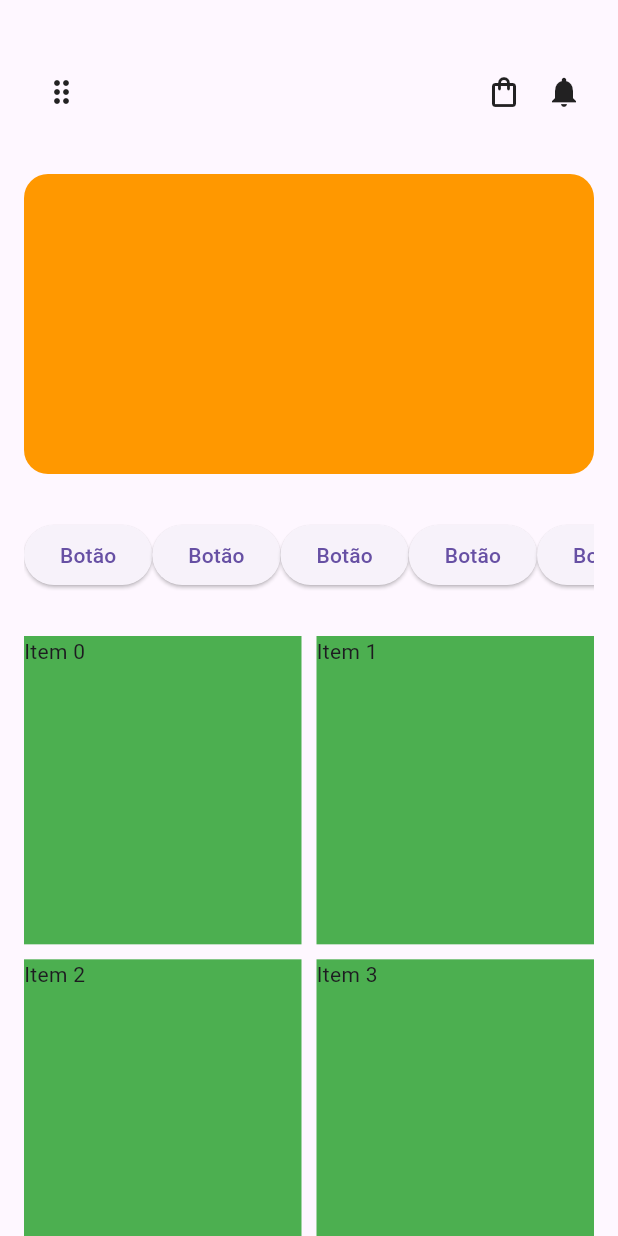
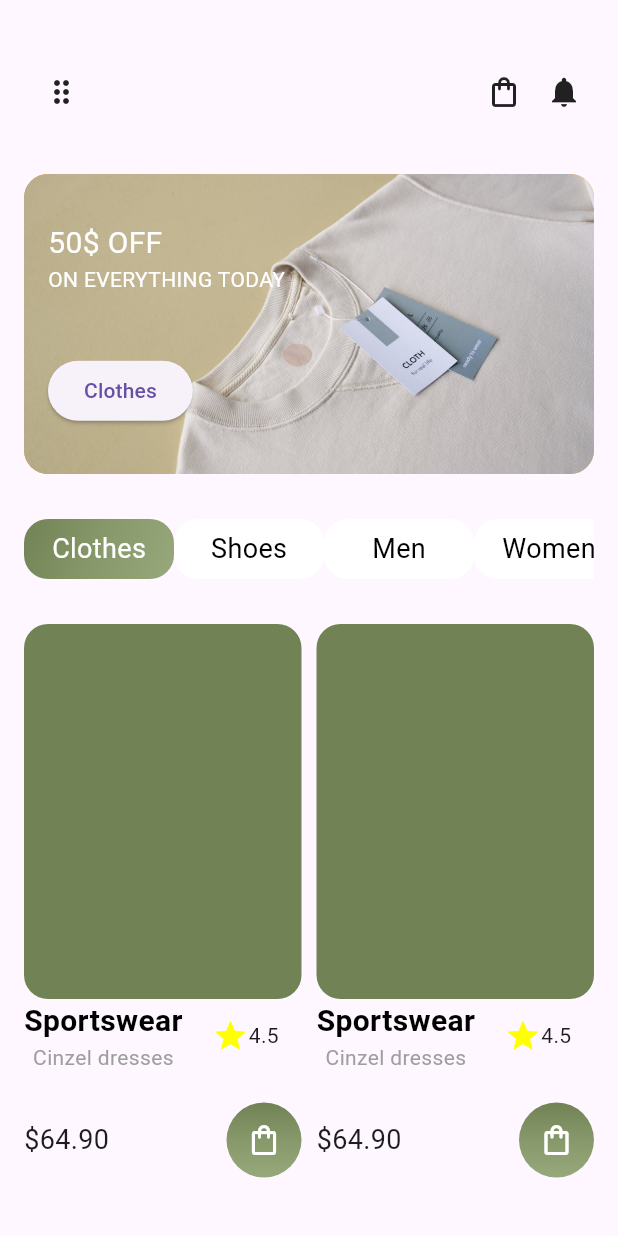
Before and after one commit to AndreyLucasPail/flutter_store_app, a Flutter app: the HomeScreen screen opened directly, on a phone screen of 412 x 824 dp. Run offline on Flutter 3.47's test engine with Material 3 defaults, Android fonts, the phone set to English and light mode, and no system bars; our stand-ins replace auto_size_text.

```diff
--- a/lib/home/home_mixin.dart
+++ b/lib/home/home_mixin.dart
@@ -1,6 +1,24 @@
 import 'package:flutter/material.dart';
+import 'package:flutter_store_app/utils/colors.dart';
 
 mixin HomeMixin<T extends StatefulWidget> on State<T> {
   late double mediaHeight = MediaQuery.of(context).size.height;
   late double mediaWidth = MediaQuery.of(context).size.width;
+  String activeButton = "Clothes";
+
+  List<Color> colorChange(String text) {
+    if (activeButton == text) {
+      return [
+        CustomColors.limedAsh,
+        CustomColors.greyGreen,
+        CustomColors.sage,
+      ];
+    } else {
+      return [
+        CustomColors.white,
+        CustomColors.white,
+        CustomColors.white,
+      ];
+    }
+  }
 }
--- a/lib/home/home_screen.dart
+++ b/lib/home/home_screen.dart
@@ -4,6 +4,8 @@ import 'package:flutter_store_app/utils/colors.dart';
 
 class HomeScreen extends StatefulWidget {
   const HomeScreen({super.key});
+
+  static const tag = "/home";
 
   @override
   State<HomeScreen> createState() => _HomeScreenState();
@@ -45,7 +47,7 @@ class _HomeScreenState extends State<HomeScreen> with HomeMixin {
       children: [
         InkWell(
           onTap: () {},
-          child: Container(
+          child: const SizedBox(
             height: 30,
             width: 40,
             child: Icon(Icons.drag_indicator_sharp),
@@ -54,7 +56,7 @@ class _HomeScreenState extends State<HomeScreen> with HomeMixin {
         const SizedBox(width: 255),
         InkWell(
           onTap: () {},
-          child: Container(
+          child: const SizedBox(
             height: 30,
             width: 40,
             child: Icon(Icons.shopping_bag_outlined),
@@ -62,7 +64,7 @@ class _HomeScreenState extends State<HomeScreen> with HomeMixin {
         ),
         InkWell(
           onTap: () {},
-          child: Container(
+          child: const SizedBox(
             height: 30,
             width: 40,
             child: Icon(Icons.notifications),
@@ -74,11 +76,42 @@ class _HomeScreenState extends State<HomeScreen> with HomeMixin {
 
   Widget discountCard() {
     return Container(
+      padding: const EdgeInsets.all(16.0),
       height: 200,
       width: mediaWidth,
       decoration: BoxDecoration(
         color: CustomColors.orange,
         borderRadius: BorderRadius.circular(16.0),
+        image: const DecorationImage(
+          image: AssetImage("assets/ads.jpeg"),
+          fit: BoxFit.fitWidth,
+        ),
+      ),
+      child: Column(
+        crossAxisAlignment: CrossAxisAlignment.start,
+        mainAxisAlignment: MainAxisAlignment.center,
+        children: [
+          const Text(
+            "50\$ OFF",
+            style: TextStyle(
+              fontSize: 20,
+              color: CustomColors.white,
+            ),
+          ),
+          const Text(
+            "ON EVERYTHING TODAY",
+            style: TextStyle(
+              color: CustomColors.white,
+            ),
+          ),
+          const SizedBox(height: 40),
+          SizedBox(
+            child: ElevatedButton(
+              onPressed: () {},
+              child: const Text("Clothes"),
+            ),
+          ),
+        ],
       ),
     );
   }
@@ -88,39 +121,45 @@ class _HomeScreenState extends State<HomeScreen> with HomeMixin {
       scrollDirection: Axis.horizontal,
       child: Row(
         children: [
-          ElevatedButton(
-            onPressed: () {},
-            child: const Text("Botão"),
+          buildButton("Clothes"),
+          buildButton("Shoes"),
+          buildButton("Men"),
+          buildButton("Women"),
+          buildButton("Kids"),
+        ],
+      ),
+    );
+  }
+
+  Widget buildButton(String text) {
+    return InkWell(
+      onTap: () {
+        setState(() {
+          activeButton = text;
+        });
+      },
+      child: Container(
+        height: 40,
+        width: 100,
+        decoration: BoxDecoration(
+          gradient: LinearGradient(
+            begin: Alignment.topLeft,
+            end: Alignment.bottomRight,
+            colors: colorChange(text),
           ),
-          ElevatedButton(
-            onPressed: () {},
-            child: const Text("Botão"),
+          borderRadius: BorderRadius.circular(16.0),
+        ),
+        child: Center(
+          child: Text(
+            text,
+            style: TextStyle(
+              color: activeButton == text
+                  ? CustomColors.white
+                  : CustomColors.black,
+              fontSize: 18,
+            ),
           ),
-          ElevatedButton(
-            onPressed: () {},
-            child: const Text("Botão"),
-          ),
-          ElevatedButton(
-            onPressed: () {},
-            child: const Text("Botão"),
-          ),
-          ElevatedButton(
-            onPressed: () {},
-            child: const Text("Botão"),
-          ),
-          ElevatedButton(
-            onPressed: () {},
-            child: const Text("Botão"),
-          ),
-          ElevatedButton(
-            onPressed: () {},
-            child: const Text("Botão"),
-          ),
-          ElevatedButton(
-            onPressed: () {},
-            child: const Text("Botão"),
-          ),
-        ],
+        ),
       ),
     );
   }
@@ -132,17 +171,91 @@ class _HomeScreenState extends State<HomeScreen> with HomeMixin {
       itemCount: 6,
       gridDelegate: const SliverGridDelegateWithFixedCrossAxisCount(
         crossAxisCount: 2,
-        childAspectRatio: 0.9,
+        childAspectRatio: 0.45,
         crossAxisSpacing: 10,
         mainAxisSpacing: 10,
       ),
       itemBuilder: (context, index) {
-        return Container(
-          height: 50,
-          color: CustomColors.green,
-          child: Text("Item $index"),
-        );
+        return productCard();
       },
     );
   }
+
+  Widget productCard() {
+    return Column(
+      children: [
+        Container(
+          height: 250,
+          decoration: BoxDecoration(
+            color: CustomColors.limedAsh,
+            borderRadius: BorderRadius.circular(16.0),
+          ),
+        ),
+        const Row(
+          children: [
+            Column(
+              children: [
+                Text(
+                  "Sportswear",
+                  style: TextStyle(
+                    color: CustomColors.black,
+                    fontSize: 20,
+                    fontWeight: FontWeight.bold,
+                  ),
+                ),
+                Text(
+                  "Cinzel dresses",
+                  style: TextStyle(
+                    color: CustomColors.grey,
+                  ),
+                ),
+              ],
+            ),
+            SizedBox(width: 20),
+            Icon(
+              Icons.star,
+              color: CustomColors.yellowAccent,
+            ),
+            Text("4.5"),
+          ],
+        ),
+        const SizedBox(height: 20),
+        Row(
+          mainAxisAlignment: MainAxisAlignment.spaceBetween,
+          children: [
+            const Text(
+              "\$64.90",
+              style: TextStyle(
+                fontSize: 18,
+              ),
+            ),
+            InkWell(
+              onTap: () {},
+              child: Container(
+                height: 50,
+                width: 50,
+                decoration: const BoxDecoration(
+                  gradient: LinearGradient(
+                    begin: Alignment.topCenter,
+                    end: Alignment.bottomCenter,
+                    colors: [
+                      CustomColors.limedAsh,
+                      CustomColors.greyGreen,
+                      CustomColors.sage,
+                    ],
+                  ),
+                  shape: BoxShape.circle,
+                  color: Colors.amber,
+                ),
+                child: const Icon(
+                  Icons.shopping_bag_outlined,
+                  color: CustomColors.white,
+                ),
+              ),
+            ),
+          ],
+        ),
+      ],
+    );
+  }
 }
--- a/lib/main.dart
+++ b/lib/main.dart
@@ -1,5 +1,6 @@
 import 'package:flutter/material.dart';
-import 'package:flutter_store_app/home/home_screen.dart';
+import 'package:flutter_store_app/routes/app_routes.dart';
+import 'package:flutter_store_app/splash/splash_screen.dart';
 
 void main() {
   runApp(const MyApp());
@@ -12,7 +13,8 @@ class MyApp extends StatelessWidget {
   Widget build(BuildContext context) {
     return const MaterialApp(
       debugShowCheckedModeBanner: false,
-      home: HomeScreen(),
+      initialRoute: SplashScreen.tag,
+      onGenerateRoute: AppRoutes.genereteRoutes,
     );
   }
 }
--- a/lib/utils/colors.dart
+++ b/lib/utils/colors.dart
@@ -3,8 +3,13 @@ import 'package:flutter/material.dart';
 class CustomColors {
   static const Color black = Color(0xFF000000);
   static const Color white = Color(0xFFFFFFFF);
-  static const Color red = Colors.red;
-  static const Color orange = Colors.orange;
-  static const Color blue = Colors.blue;
-  static const Color green = Colors.green;
+  static const Color red = Color(0xFFF44336);
+  static const Color orange = Color(0xFFFF9800);
+  static const Color blue = Color(0xFF2196F3);
+  static const Color green = Color(0xFF4CAF50);
+  static const Color grey = Color(0xFF9E9E9E);
+  static const Color yellowAccent = Color(0xFFFFFF00);
+  static const Color limedAsh = Color(0xFF718355);
+  static const Color greyGreen = Color(0xFF87986A);
+  static const Color sage = Color(0xFF97A97C);
 }
```
Also changed, not shown: lib/routes/app_routes.dart (added, +22 -0 lines), lib/splash/splash_screen.dart (added, +83 -0 lines), pubspec.yaml (+7 -25 lines), assets/ads.jpeg (added), pubspec.lock.
